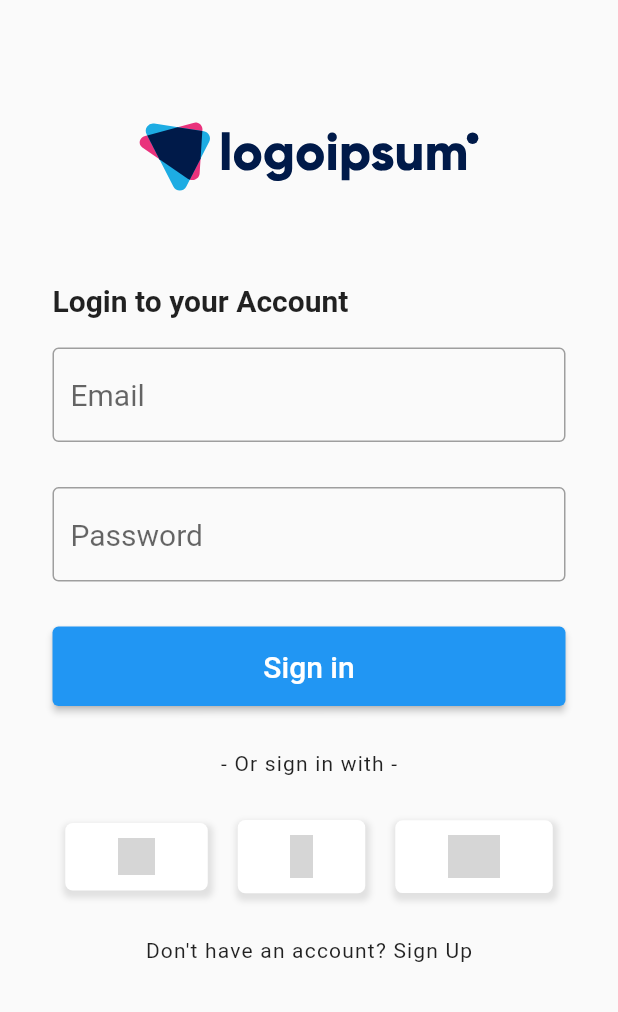
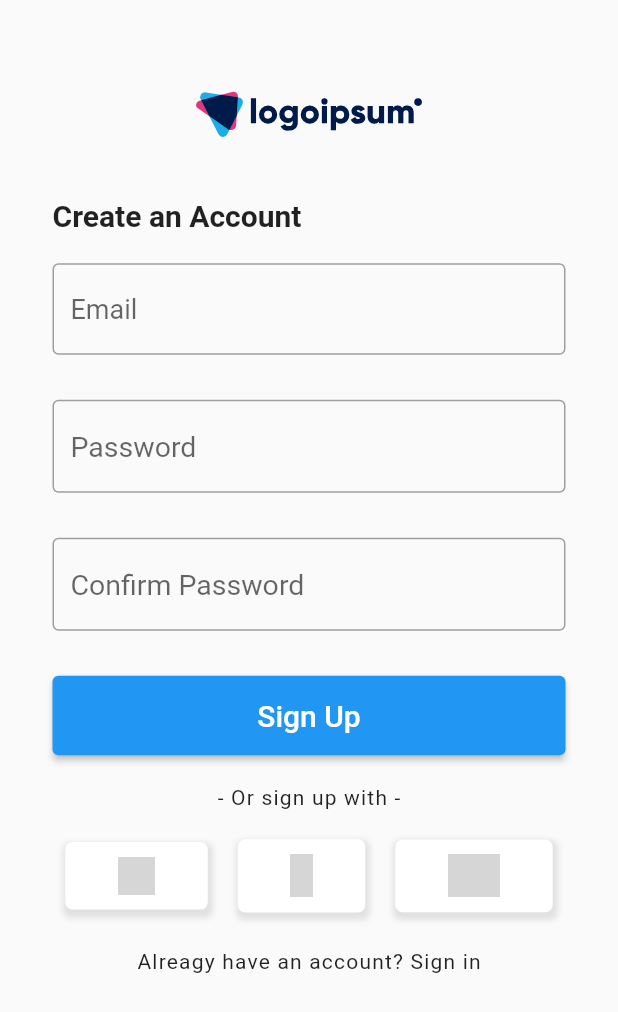
Before and after one commit to EdwinWalela/FlutterScreens, a Flutter app: the screen it shows after launch, on a phone screen of 412 x 824 dp. Shown: the top 1012 px of the screen. Run offline on Flutter 3.47's test engine with Material 2 defaults, Android fonts, the phone set to English and light mode, and no system bars; our stand-ins replace flutter_svg; grey boxes are pictures that could not be loaded.

Commit message:
registration page

```diff
--- a/lib/src/App.dart
+++ b/lib/src/App.dart
@@ -1,11 +1,13 @@
 import 'package:flutter/material.dart';
-import './screens/login.dart';
+// import 'screens/login_screen..dart';
+import 'screens/registration_screen.dart';
 
 class App extends StatelessWidget {
   Widget build(context) {
     return MaterialApp(
       debugShowCheckedModeBanner: false,
-      home: LoginScreen(),
+      // home: LoginScreen(),
+      home: RegistrationScreen(),
     );
   }
 }
--- a/lib/src/screens/login.dart
+++ b/lib/src/screens/login_screen..dart
@@ -73,7 +73,7 @@ class LoginScreen extends StatelessWidget {
         ),
       ),
       style: TextStyle(
-        fontSize: 20.0,
+        fontSize: 18.0,
       ),
     );
   }
@@ -90,7 +90,7 @@ class LoginScreen extends StatelessWidget {
         ),
       ),
       style: TextStyle(
-        fontSize: 20.0,
+        fontSize: 19.0,
       ),
     );
   }
--- /dev/null
+++ b/lib/src/screens/registration_screen.dart
@@ -0,0 +1,244 @@
+import 'package:flutter/material.dart';
+import 'package:flutter_svg/svg.dart';
+
+class RegistrationScreen extends StatelessWidget {
+  Widget build(context) {
+    return Scaffold(
+      resizeToAvoidBottomInset: false, // Prevent keyboard overflow
+      body: Column(
+        crossAxisAlignment: CrossAxisAlignment.start,
+        children: [
+          Container(margin: EdgeInsets.only(top: 20.0)),
+          logo(),
+          formHeader(),
+          form(),
+          Container(margin: EdgeInsets.only(top: 20.0)),
+          socialHeader(),
+          Container(margin: EdgeInsets.only(top: 20.0)),
+          socialButtonRow(),
+          Container(margin: EdgeInsets.only(top: 25.0)),
+          socialFooter()
+        ],
+      ),
+    );
+  }
+
+  Widget logo() {
+    return Center(
+      child: SvgPicture.asset(
+        'assets/mainlogo.svg',
+        width: 200,
+      ),
+    );
+  }
+
+  Widget formHeader() {
+    return Container(
+      margin: EdgeInsets.only(left: 35.0),
+      child: Text(
+        'Create an Account',
+        style: TextStyle(
+          fontSize: 20.0,
+          fontWeight: FontWeight.w600,
+          color: Colors.black87,
+        ),
+      ),
+    );
+  }
+
+  Widget form() {
+    return Container(
+      margin: EdgeInsets.fromLTRB(35.0, 20.0, 35.0, 0),
+      child: Column(
+        children: [
+          emailInput(),
+          Container(margin: EdgeInsets.only(top: 30.0)),
+          passwordInput(),
+          Container(margin: EdgeInsets.only(top: 30.0)),
+          passwordConfirmInput(),
+          Container(margin: EdgeInsets.only(top: 30.0)),
+          signUpButton(),
+        ],
+      ),
+    );
+  }
+
+  Widget emailInput() {
+    return TextField(
+      decoration: InputDecoration(
+        hintText: 'Email',
+        enabledBorder: OutlineInputBorder(
+          borderSide: BorderSide(color: Colors.grey, width: 1.0),
+        ),
+        focusedBorder: OutlineInputBorder(
+          borderSide: BorderSide(color: Colors.grey, width: 1.0),
+        ),
+      ),
+      style: TextStyle(
+        fontSize: 18.0,
+      ),
+    );
+  }
+
+  Widget passwordInput() {
+    return TextField(
+      decoration: InputDecoration(
+        hintText: 'Password',
+        enabledBorder: OutlineInputBorder(
+          borderSide: BorderSide(color: Colors.grey, width: 1.0),
+        ),
+        focusedBorder: OutlineInputBorder(
+          borderSide: BorderSide(color: Colors.grey, width: 1.0),
+        ),
+      ),
+      style: TextStyle(
+        fontSize: 19.0,
+      ),
+    );
+  }
+
+  Widget passwordConfirmInput() {
+    return TextField(
+      decoration: InputDecoration(
+        hintText: 'Confirm Password',
+        enabledBorder: OutlineInputBorder(
+          borderSide: BorderSide(color: Colors.grey, width: 1.0),
+        ),
+        focusedBorder: OutlineInputBorder(
+          borderSide: BorderSide(color: Colors.grey, width: 1.0),
+        ),
+      ),
+      style: TextStyle(
+        fontSize: 19.0,
+      ),
+    );
+  }
+
+  Widget signUpButton() {
+    return Container(
+      child: SizedBox(
+        width: double.infinity,
+        child: ElevatedButton(
+          onPressed: () {},
+          child: Container(
+            padding: EdgeInsets.all(15.0),
+            child: Text(
+              'Sign Up',
+              style: TextStyle(
+                fontSize: 20.0,
+              ),
+            ),
+          ),
+        ),
+      ),
+    );
+  }
+
+  Widget socialHeader() {
+    return Center(
+      child: Text(
+        '- Or sign up with -',
+        style: TextStyle(
+          fontSize: 14.0,
+          letterSpacing: 0.8,
+        ),
+      ),
+    );
+  }
+
+  Widget socialButtonRow() {
+    return Row(
+      mainAxisAlignment: MainAxisAlignment.center,
+      children: [
+        Container(margin: EdgeInsets.only(right: 20)),
+        googleSocial(),
+        Container(margin: EdgeInsets.only(right: 20)),
+        facebookSocial(),
+        Container(margin: EdgeInsets.only(right: 20)),
+        twitterSocial(),
+        Container(margin: EdgeInsets.only(right: 20)),
+      ],
+    );
+  }
+
+  Widget googleSocial() {
+    return Container(
+      padding: EdgeInsets.fromLTRB(35, 10, 35, 10),
+      decoration: BoxDecoration(
+        color: Colors.white,
+        borderRadius: BorderRadius.all(Radius.circular(5)),
+        boxShadow: [
+          BoxShadow(
+            color: Colors.black.withOpacity(0.1),
+            spreadRadius: 2,
+            blurRadius: 3,
+            offset: Offset(1, 3),
+          ),
+        ],
+      ),
+      child: Image.asset(
+        './assets/google.png',
+        fit: BoxFit.fill,
+        width: 25,
+      ),
+    );
+  }
+
+  Widget facebookSocial() {
+    return Container(
+      padding: EdgeInsets.fromLTRB(35, 10, 35, 10),
+      decoration: BoxDecoration(
+        color: Colors.white,
+        borderRadius: BorderRadius.all(Radius.circular(5)),
+        boxShadow: [
+          BoxShadow(
+            color: Colors.black.withOpacity(0.1),
+            spreadRadius: 2,
+            blurRadius: 3,
+            offset: Offset(1, 3),
+          ),
+        ],
+      ),
+      child: Image.asset(
+        './assets/fb.png',
+        fit: BoxFit.fill,
+        width: 15,
+      ),
+    );
+  }
+
+  Widget twitterSocial() {
+    return Container(
+      padding: EdgeInsets.fromLTRB(35, 10, 35, 10),
+      decoration: BoxDecoration(
+        color: Colors.white,
+        borderRadius: BorderRadius.all(Radius.circular(5)),
+        boxShadow: [
+          BoxShadow(
+            color: Colors.black.withOpacity(0.1),
+            spreadRadius: 2,
+            blurRadius: 3,
+            offset: Offset(1, 3),
+          ),
+        ],
+      ),
+      child: Image.asset(
+        './assets/twitter.png',
+        fit: BoxFit.fill,
+        width: 35,
+      ),
+    );
+  }
+
+  Widget socialFooter() {
+    return Center(
+      child: Text(
+        "Alreagy have an account? Sign in",
+        style: TextStyle(
+          fontSize: 14.0,
+          letterSpacing: 0.8,
+        ),
+      ),
+    );
+  }
+}
```
